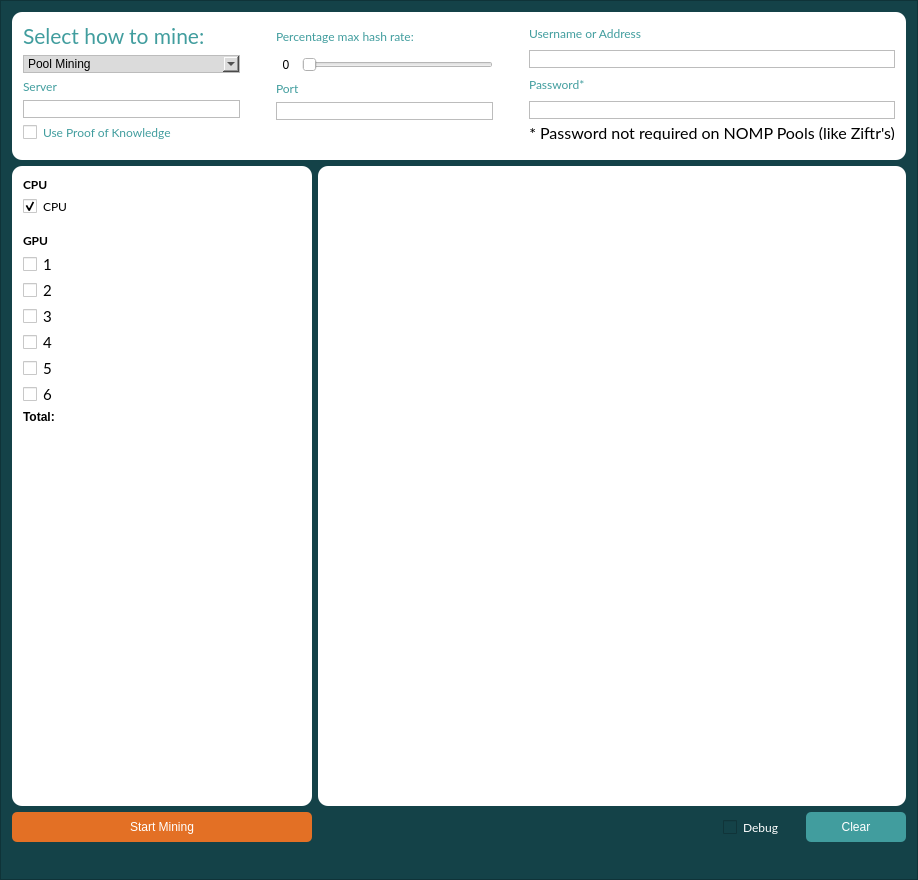
Qt form src/qt/forms/miningpage.ui (ZiftrCOIN/ziftrcoin) before a commit.
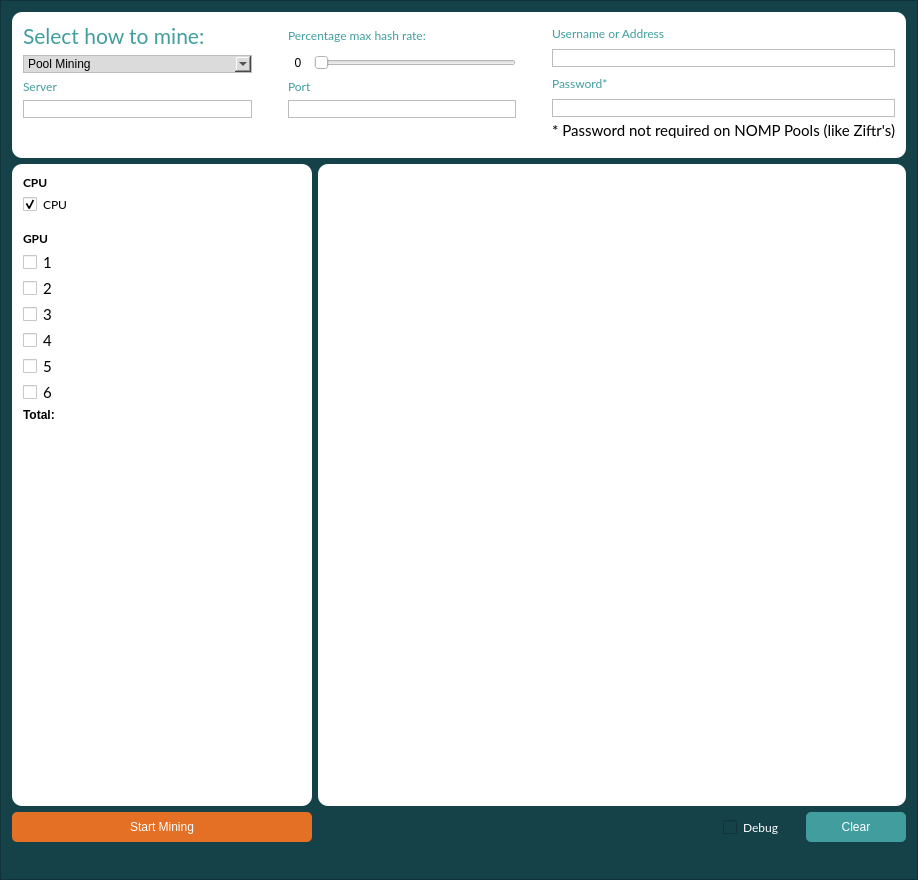
The same form after that commit. Icons and pictures are not drawn.

```diff
--- a/src/qt/forms/miningpage.ui
+++ b/src/qt/forms/miningpage.ui
@@ -129,17 +129,9 @@
             </widget>
            </item>
            <item>
-            <widget class="QCheckBox" name="pokCheckBox">
-             <property name="font">
-              <font>
-               <family>Lato</family>
-              </font>
-             </property>
-             <property name="styleSheet">
-              <string notr="true">color: #419d9e;</string>
-             </property>
+            <widget class="QLabel" name="label_3">
              <property name="text">
-              <string>Use Proof of Knowledge</string>
+              <string/>
              </property>
             </widget>
            </item>
@@ -319,7 +311,7 @@
              <property name="font">
               <font>
                <family>Lato</family>
-               <pointsize>12</pointsize>
+               <pointsize>11</pointsize>
               </font>
              </property>
              <property name="layoutDirection">
```
